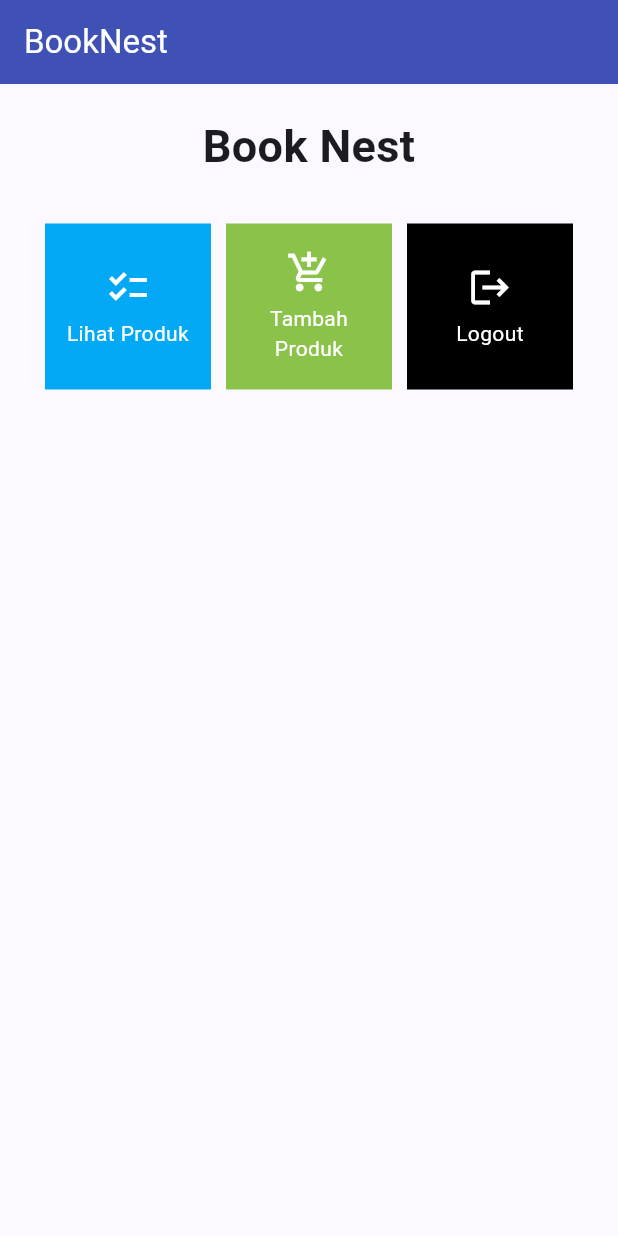
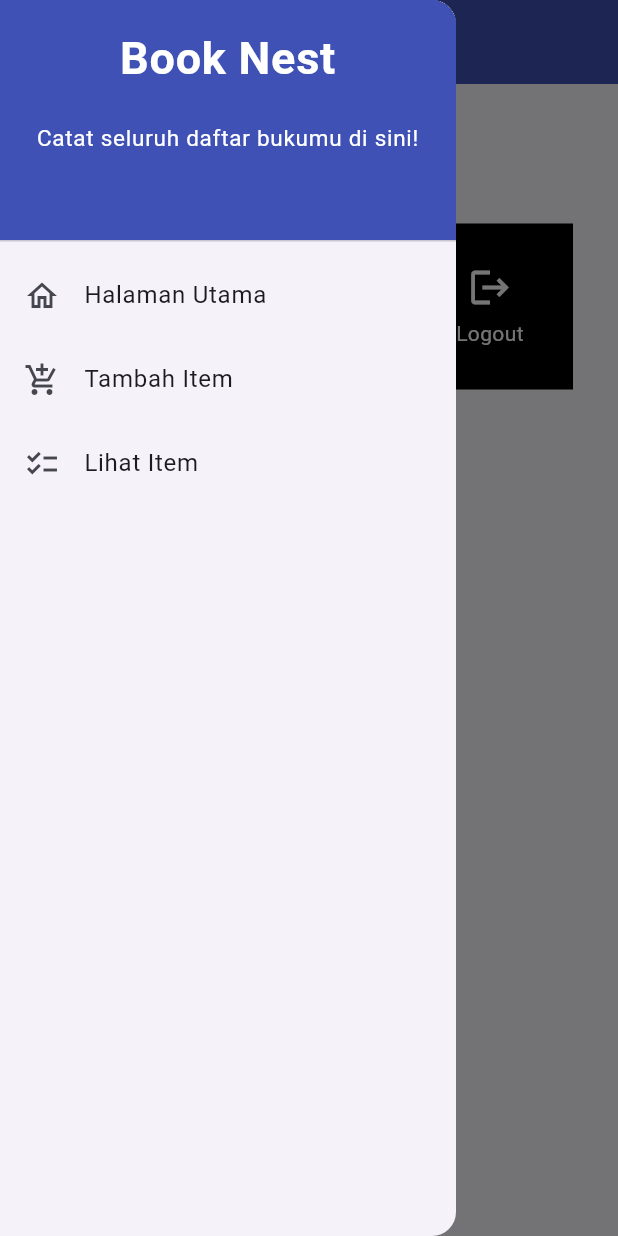
Before and after one commit to malifalhakim/book-nest-mobile, a Flutter app: the screen it shows after launch, with the side drawer open (before the commit the screen has no drawer), on a phone screen of 412 x 824 dp. Run offline on Flutter 3.47's test engine with Material 2 defaults, Android fonts, the phone set to English and light mode, and no system bars.

Commit message:
Update Code Tugas 8

```diff
--- a/lib/main.dart
+++ b/lib/main.dart
@@ -1,5 +1,5 @@
 import 'package:flutter/material.dart';
-import 'package:book_nest_mobile/menu.dart';
+import 'package:book_nest_mobile/screens/menu.dart';
 
 void main() {
   runApp(const MyApp());
--- /dev/null
+++ b/lib/model/book.dart
@@ -0,0 +1,17 @@
+class Book {
+  String name;
+  int price;
+  String author;
+  int amount;
+  String description;
+
+  Book({
+    required this.name,
+    required this.price,
+    required this.author,
+    required this.amount,
+    required this.description,
+  });
+}
+
+List<Book> books = [];
--- a/lib/menu.dart
+++ b/lib/screens/menu.dart
@@ -1,11 +1,13 @@
 import 'package:flutter/material.dart';
+import 'package:book_nest_mobile/widgets/left_drawer.dart';
+import 'package:book_nest_mobile/widgets/shop_card.dart';
 
 class MyHomePage extends StatelessWidget {
   MyHomePage({Key? key}) : super(key: key);
 
   final List<ShopItem> items = [
-    ShopItem("Lihat Produk", Icons.checklist, Colors.lightBlue),
-    ShopItem("Tambah Produk", Icons.add_shopping_cart, Colors.lightGreen),
+    ShopItem("Lihat Item", Icons.checklist, Colors.lightBlue),
+    ShopItem("Tambah Item", Icons.add_shopping_cart, Colors.lightGreen),
     ShopItem("Logout", Icons.logout, Colors.black),
   ];
 
@@ -20,7 +22,9 @@
           ),
         ),
         backgroundColor: Colors.indigo,
+        foregroundColor: Colors.white,
       ),
+      drawer: const LeftDrawer(),
       body: SingleChildScrollView(
         // Widget wrapper yang dapat discroll
         child: Padding(
@@ -61,56 +65,3 @@
     );
   }
 }
-
-class ShopItem {
-  final String name;
-  final IconData icon;
-  final Color color;
-
-  ShopItem(this.name, this.icon, this.color);
-}
-
-class ShopCard extends StatelessWidget {
-  final ShopItem item;
-
-  const ShopCard(this.item, {super.key}); // Constructor
-
-  @override
-  Widget build(BuildContext context) {
-    return Material(
-      color: item.color,
-      child: InkWell(
-        // Area responsive terhadap sentuhan
-        onTap: () {
-          // Memunculkan SnackBar ketika diklik
-          ScaffoldMessenger.of(context)
-            ..hideCurrentSnackBar()
-            ..showSnackBar(SnackBar(
-                content: Text("Kamu telah menekan tombol ${item.name}!")));
-        },
-        child: Container(
-          // Container untuk menyimpan Icon dan Text
-          padding: const EdgeInsets.all(8),
-          child: Center(
-            child: Column(
-              mainAxisAlignment: MainAxisAlignment.center,
-              children: [
-                Icon(
-                  item.icon,
-                  color: Colors.white,
-                  size: 30.0,
-                ),
-                const Padding(padding: EdgeInsets.all(3)),
-                Text(
-                  item.name,
-                  textAlign: TextAlign.center,
-                  style: const TextStyle(color: Colors.white),
-                ),
-              ],
-            ),
-          ),
-        ),
-      ),
-    );
-  }
-}
--- /dev/null
+++ b/lib/widgets/book_item.dart
@@ -0,0 +1,17 @@
+import 'package:flutter/material.dart';
+import 'package:book_nest_mobile/model/book.dart';
+
+class BookItem extends StatelessWidget {
+  final Book book;
+
+  const BookItem({required this.book, Key? key}) : super(key: key);
+
+  @override
+  Widget build(BuildContext context) {
+    return ListTile(
+      title: Text(book.name),
+      subtitle: Text(
+          'Price: ${book.price}\nAuthor: ${book.author}\nAmount: ${book.amount}\nDescription: ${book.description}'),
+    );
+  }
+}
--- /dev/null
+++ b/lib/widgets/left_drawer.dart
@@ -0,0 +1,82 @@
+import 'package:flutter/material.dart';
+import 'package:book_nest_mobile/screens/menu.dart';
+import 'package:book_nest_mobile/screens/book_form.dart';
+import 'package:book_nest_mobile/screens/list_book.dart';
+
+class LeftDrawer extends StatelessWidget {
+  const LeftDrawer({super.key});
+
+  @override
+  Widget build(BuildContext context) {
+    return Drawer(
+      child: ListView(
+        children: [
+          const DrawerHeader(
+            decoration: BoxDecoration(
+              color: Colors.indigo,
+            ),
+            child: Column(
+              children: [
+                Text(
+                  'Book Nest',
+                  textAlign: TextAlign.center,
+                  style: TextStyle(
+                    fontSize: 30,
+                    fontWeight: FontWeight.bold,
+                    color: Colors.white,
+                  ),
+                ),
+                Padding(padding: EdgeInsets.all(10)),
+                Text(
+                  "Catat seluruh daftar bukumu di sini!",
+                  textAlign: TextAlign.center,
+                  style: TextStyle(
+                    fontSize: 15,
+                    color: Colors.white,
+                    fontWeight: FontWeight.normal,
+                  ),
+                ),
+              ],
+            ),
+          ),
+          ListTile(
+            leading: const Icon(Icons.home_outlined),
+            title: const Text('Halaman Utama'),
+            // Bagian redirection ke MyHomePage
+            onTap: () {
+              Navigator.pushReplacement(
+                  context,
+                  MaterialPageRoute(
+                    builder: (context) => MyHomePage(),
+                  ));
+            },
+          ),
+          ListTile(
+            leading: const Icon(Icons.add_shopping_cart),
+            title: const Text('Tambah Item'),
+            // Bagian redirection ke ShopFormPage
+            onTap: () {
+              Navigator.pushReplacement(
+                  context,
+                  MaterialPageRoute(
+                    builder: (context) => const BookFormPage(),
+                  ));
+            },
+          ),
+          ListTile(
+            leading: const Icon(Icons.checklist),
+            title: const Text('Lihat Item'),
+            // Bagian redirection ke MyHomePage
+            onTap: () {
+              Navigator.pushReplacement(
+                  context,
+                  MaterialPageRoute(
+                    builder: (context) => const ListBook(),
+                  ));
+            },
+          ),
+        ],
+      ),
+    );
+  }
+}
--- /dev/null
+++ b/lib/widgets/shop_card.dart
@@ -0,0 +1,73 @@
+import 'package:flutter/material.dart';
+import 'package:book_nest_mobile/screens/book_form.dart';
+import 'package:book_nest_mobile/screens/list_book.dart';
+
+class ShopItem {
+  final String name;
+  final IconData icon;
+  final Color color;
+
+  ShopItem(this.name, this.icon, this.color);
+}
+
+class ShopCard extends StatelessWidget {
+  final ShopItem item;
+
+  const ShopCard(this.item, {super.key}); // Constructor
+
+  @override
+  Widget build(BuildContext context) {
+    return Material(
+      color: item.color,
+      child: InkWell(
+        // Area responsive terhadap sentuhan
+        onTap: () {
+          // Memunculkan SnackBar ketika diklik
+          ScaffoldMessenger.of(context)
+            ..hideCurrentSnackBar()
+            ..showSnackBar(SnackBar(
+                content: Text("Kamu telah menekan tombol ${item.name}!")));
+
+          // Navigate ke route yang sesuai (tergantung jenis tombol)
+          if (item.name == "Tambah Item") {
+            Navigator.push(
+                context,
+                MaterialPageRoute(
+                  builder: (context) => const BookFormPage(),
+                ));
+          }
+
+          if (item.name == "Lihat Item") {
+            Navigator.push(
+                context,
+                MaterialPageRoute(
+                  builder: (context) => const ListBook(),
+                ));
+          }
+        },
+        child: Container(
+          // Container untuk menyimpan Icon dan Text
+          padding: const EdgeInsets.all(8),
+          child: Center(
+            child: Column(
+              mainAxisAlignment: MainAxisAlignment.center,
+              children: [
+                Icon(
+                  item.icon,
+                  color: Colors.white,
+                  size: 30.0,
+                ),
+                const Padding(padding: EdgeInsets.all(3)),
+                Text(
+                  item.name,
+                  textAlign: TextAlign.center,
+                  style: const TextStyle(color: Colors.white),
+                ),
+              ],
+            ),
+          ),
+        ),
+      ),
+    );
+  }
+}
```
Also changed, not shown: lib/screens/book_form.dart (added, +218 -0 lines), lib/screens/list_book.dart (added, +35 -0 lines).
